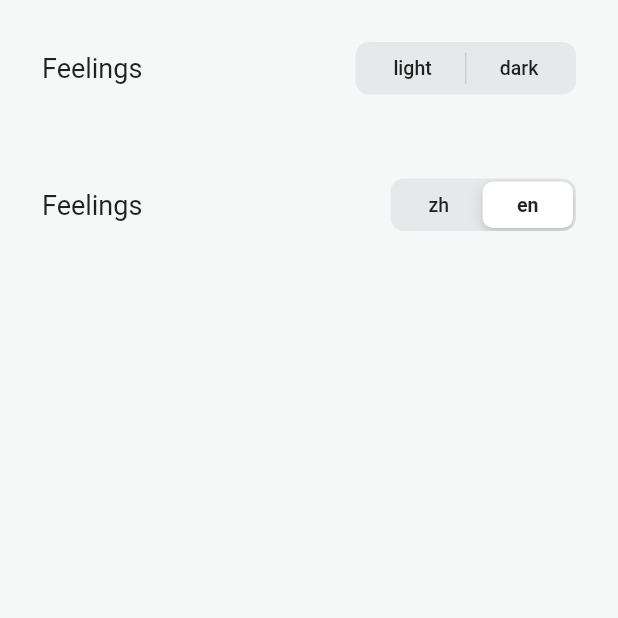
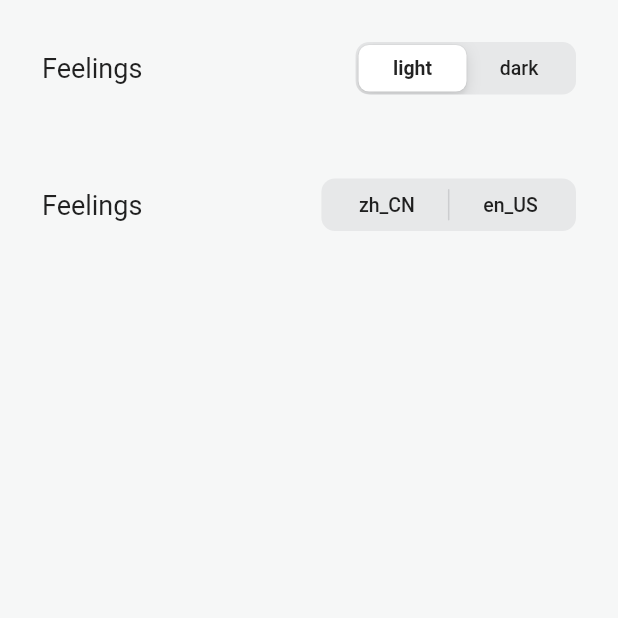
Before and after one commit to xiong35/Feelings, a Flutter app: the SettingsView screen opened directly, on a phone screen of 412 x 824 dp, the top half of it. Run offline on Flutter 3.47's test engine with Material 2 defaults, Android fonts, the phone set to English and light mode, and no system bars; network calls fail.

Commit message:
finish global provider

```diff
--- a/lib/pages/tabs/settings.dart
+++ b/lib/pages/tabs/settings.dart
@@ -1,19 +1,22 @@
 import 'package:flutter/material.dart';
 import 'package:flutter/cupertino.dart';
+import 'package:provider/provider.dart';
 
-import 'package:feelings/utils/eventBus.dart';
 import 'package:feelings/global/localization.dart';
+import 'package:feelings/global/global.dart';
 
 class SettingsView extends StatelessWidget {
   const SettingsView({
     Key key,
-    this.themeType,
   }) : super(key: key);
-
-  final String themeType;
 
   @override
   Widget build(BuildContext context) {
+    var theme =
+        Provider.of<ThemeModel>(context, listen: false).theme;
+    var locale =
+        Provider.of<LocaleModel>(context, listen: false).locale;
+
     return Scaffold(
       body: ListView(
         children: [
@@ -27,8 +30,12 @@ class SettingsView extends StatelessWidget {
                 ),
                 Selector(
                   contents: ['light', 'dark'],
-                  initial: themeType,
-                  onChange: (_) => eventBus.emit("toggleTheme"),
+                  initial: theme,
+                  onChange: (_) => Provider.of<ThemeModel>(
+                              context,
+                              listen: false)
+                          .theme =
+                      theme == "light" ? "dark" : "light",
                 )
               ],
               mainAxisAlignment: MainAxisAlignment.spaceBetween,
@@ -44,11 +51,13 @@ class SettingsView extends StatelessWidget {
                   style: TextStyle(fontSize: 18),
                 ),
                 Selector(
-                  contents: ['zh', 'en'],
-                  initial: FeelingsLocalization.of(context).isZh
-                      ? 'zh'
-                      : 'en',
-                  onChange: (_) => {},
+                  contents: ['zh_CN', 'en_US'],
+                  initial: locale,
+                  onChange: (_) => Provider.of<LocaleModel>(
+                              context,
+                              listen: false)
+                          .locale =
+                      locale == 'en_US' ? 'zh_CN' : 'en_US',
                 )
               ],
               mainAxisAlignment: MainAxisAlignment.spaceBetween,
--- a/pubspec.yaml
+++ b/pubspec.yaml
@@ -23,11 +23,13 @@ environment:
 dependencies:
   flutter:
     sdk: flutter
-
+  provider: ^4.3.2+2
+  flutter_localizations:
+    sdk: flutter
 
   # The following adds the Cupertino Icons font to your application.
   # Use with the CupertinoIcons class for iOS style icons.
-  cupertino_icons: ^1.0.0
+  # cupertino_icons: ^1.0.0
 
 dev_dependencies:
   flutter_test:
```
Also changed, not shown: lib/global/global.dart (added, +87 -0 lines), lib/main.dart (+23 -21 lines), lib/pages/mainPage.dart (+2 -6 lines), pubspec.lock.
